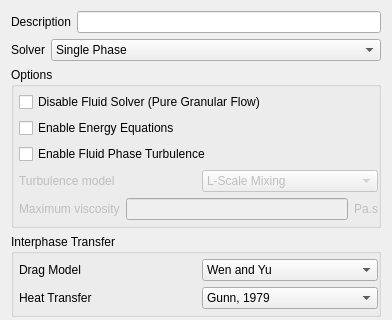
Above: gui/uifiles/model_setup.ui from truongd8593/mfix before the change; both pictures show x 0 to 392 and y 0 to 320 of the 392 by 748 pixel window. Below: the same form after it.
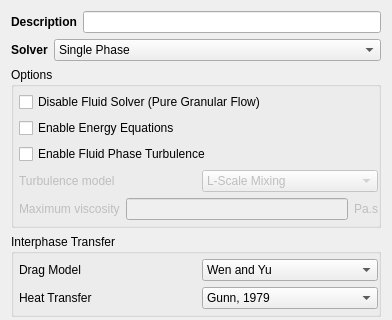
That is the form after the change. Custom widgets are drawn as their Qt base class.

Commit message: boldface some labels

What changed in the file:
```diff
--- a/gui/uifiles/model_setup.ui
+++ b/gui/uifiles/model_setup.ui
@@ -15,6 +15,12 @@
     <layout class="QHBoxLayout" name="horizontalLayout">
      <item>
       <widget class="QLabel" name="label_description">
+       <property name="font">
+        <font>
+         <weight>75</weight>
+         <bold>true</bold>
+        </font>
+       </property>
        <property name="text">
         <string>Description</string>
        </property>
@@ -35,6 +41,12 @@
          <verstretch>0</verstretch>
         </sizepolicy>
        </property>
+       <property name="font">
+        <font>
+         <weight>75</weight>
+         <bold>true</bold>
+        </font>
+       </property>
        <property name="text">
         <string>Solver</string>
        </property>
```
